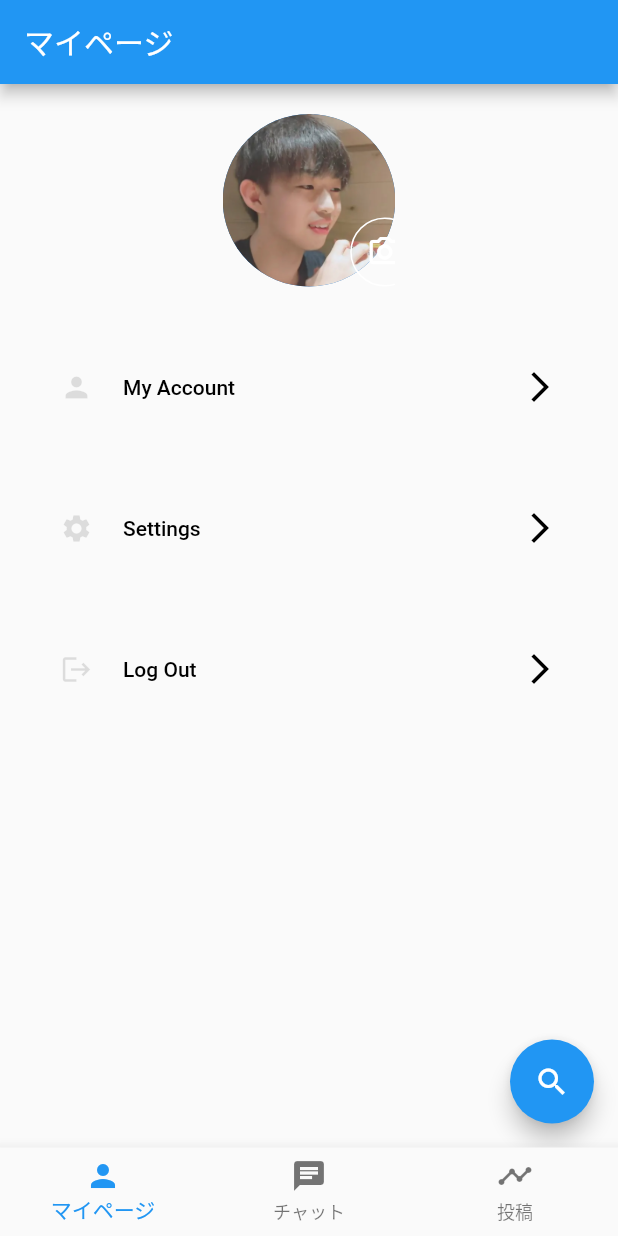
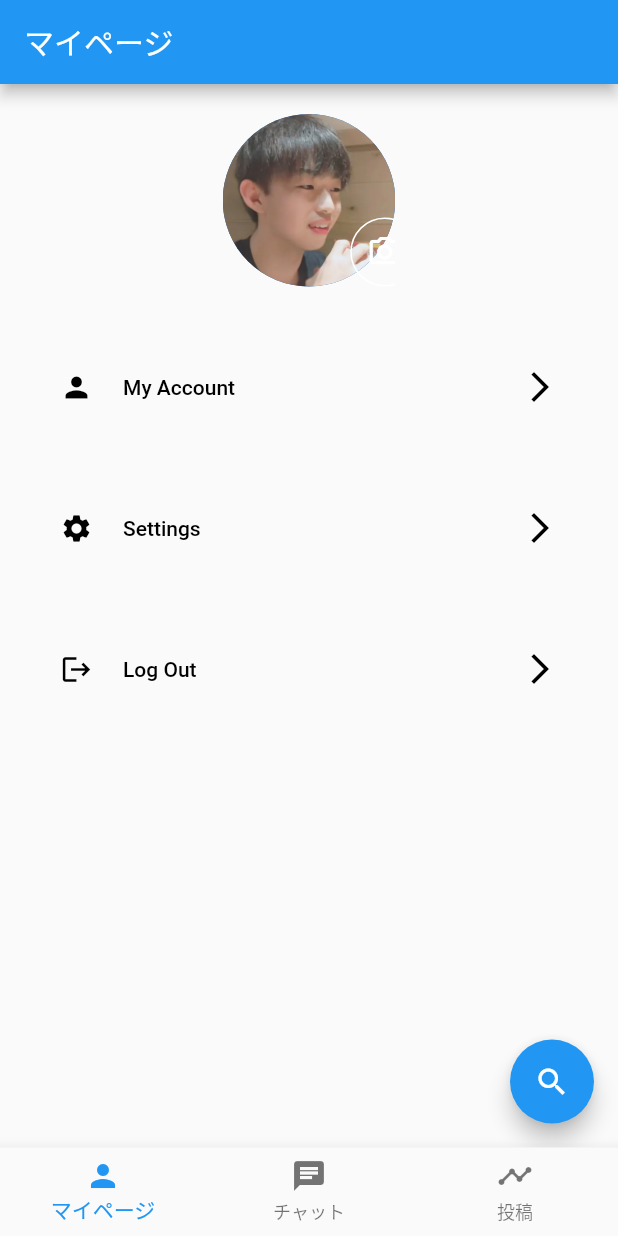
Before and after one commit to AyumuNagae/game-links-app, a Flutter app: the screen it shows after launch, on a phone screen of 412 x 824 dp. Run offline on Flutter 3.47's test engine with Material 2 defaults, Android fonts, the phone set to English and light mode, and no system bars; our stand-ins replace cloud_firestore; accounts and stored records are empty.

Commit message:
投稿addボタン その他エラー解消

```diff
--- a/lib/screens/my_page/my_page_menu.dart
+++ b/lib/screens/my_page/my_page_menu.dart
@@ -28,7 +28,7 @@ class MyPageMenu extends StatelessWidget {
           children: [
             Icon(
               icon,
-              color: Colors.black12,
+              color: Colors.black,
               size: 22,
             ),
             SizedBox(width: 20),
--- a/lib/screens/post/post_add/post_add_screen.dart
+++ b/lib/screens/post/post_add/post_add_screen.dart
@@ -3,6 +3,9 @@ import 'package:flutter/material.dart';
 class PostAddScreen extends StatelessWidget {
   @override
   Widget build(BuildContext context) {
-    return Container();
+    return Scaffold(
+      appBar: AppBar(),
+      body: Container(),
+    );
   }
 }
--- a/lib/screens/post/post_list/post_screen.dart
+++ b/lib/screens/post/post_list/post_screen.dart
@@ -19,6 +19,7 @@ class PostScreen extends StatelessWidget {
             ),
           );
         },
+        child: Icon(Icons.add),
       ),
     );
   }
```
